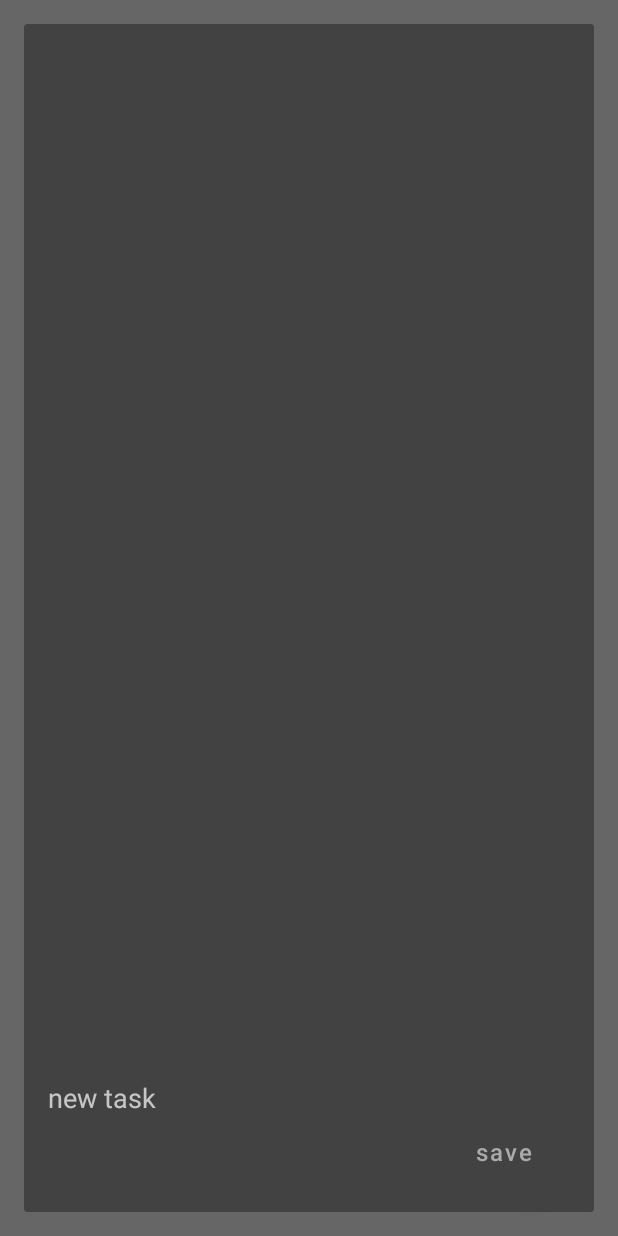
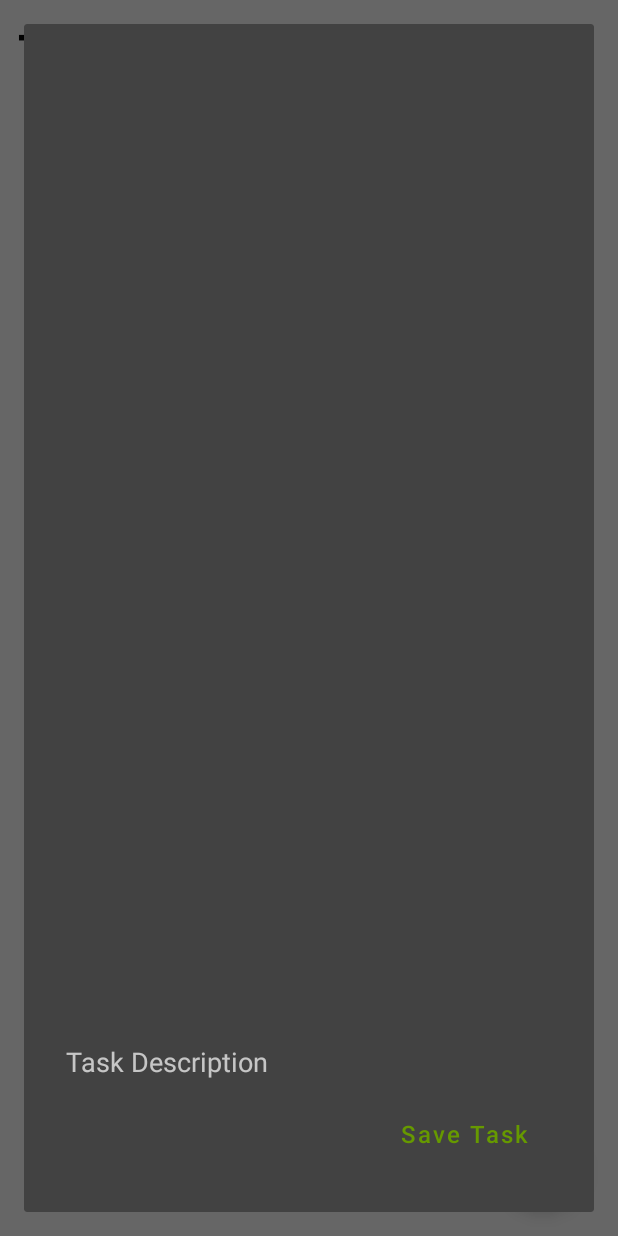
Before and after one commit to sambaker149/CO566App, an Android app: the fragment AddNewTask placed in its activity, on a phone screen of 412 x 824 dp. Run offline under Robolectric (Android 15) with nearby library versions, the phone set to English and light mode, and no system bars.

Commit message:
Style changes

```diff
--- a/app/src/main/java/com/example/co566app/AddNewTask.java
+++ b/app/src/main/java/com/example/co566app/AddNewTask.java
@@ -19,30 +19,28 @@ import androidx.core.content.ContextCompat;
 
 import com.google.android.material.bottomsheet.BottomSheetDialogFragment;
 
-import com.example.co566app.Adapter.ToDoAdapter;
 import com.example.co566app.Model.ToDoModel;
 import com.example.co566app.Utils.DatabaseHandler;
-
-import java.util.Objects;
 
 public class AddNewTask extends BottomSheetDialogFragment
 {
     public static final String TAG = "ActionBottomDialog";
     private EditText newTaskText;
-    private Button newTaskSaveButton;
+    private Button saveTaskButton;
 
     private DatabaseHandler db;
 
     public static AddNewTask newInstance()
     {
-        return new AddNewTask();
+        return new AddNewTask(); // Adding a new task
     }
 
     @Override
     public void onCreate(@Nullable Bundle savedInstanceState)
     {
         super.onCreate(savedInstanceState);
-        setStyle(STYLE_NORMAL, androidx.appcompat.R.style.Base_Theme_AppCompat_Dialog);
+        setStyle(STYLE_NORMAL, androidx.appcompat.R.style.Base_Theme_AppCompat_Dialog); // Setting
+                                                                                        // the style
     }
 
     @Nullable
@@ -61,7 +59,7 @@ public class AddNewTask extends BottomSheetDialogFragment
     {
         super.onViewCreated(view, savedInstanceState);
         newTaskText = requireView().findViewById(R.id.newTaskText);
-        newTaskSaveButton = getView().findViewById(R.id.newTaskButton);
+        saveTaskButton = getView().findViewById(R.id.saveTaskButton);
 
         boolean isUpdate = false;
 
@@ -73,7 +71,7 @@ public class AddNewTask extends BottomSheetDialogFragment
             newTaskText.setText(task);
             assert task != null;
             if(task.length()>0)
-                newTaskSaveButton.setTextColor(ContextCompat.getColor(requireContext(),
+                saveTaskButton.setTextColor(ContextCompat.getColor(requireContext(),
                         com.google.android.material.R.color.design_default_color_primary_dark));
         }
 
@@ -92,13 +90,13 @@ public class AddNewTask extends BottomSheetDialogFragment
             {
                 if(s.toString().equals(""))
                 {
-                    newTaskSaveButton.setEnabled(false);
-                    newTaskSaveButton.setTextColor(Color.GRAY);
+                    saveTaskButton.setEnabled(false);
+                    saveTaskButton.setTextColor(Color.GRAY);
                 }
                 else
                 {
-                    newTaskSaveButton.setEnabled(true);
-                    newTaskSaveButton.setTextColor
+                    saveTaskButton.setEnabled(true);
+                    saveTaskButton.setTextColor
                             (ContextCompat.getColor(requireContext(),
                                     com.google.android.material.R.color.design_default_color_primary_dark));
                 }
@@ -111,7 +109,7 @@ public class AddNewTask extends BottomSheetDialogFragment
         });
 
         final boolean finalIsUpdate = isUpdate;
-        newTaskSaveButton.setOnClickListener(new View.OnClickListener()
+        saveTaskButton.setOnClickListener(new View.OnClickListener()
         {
             @Override
             public void onClick(View v)
--- a/app/src/main/java/com/example/co566app/MainActivity.java
+++ b/app/src/main/java/com/example/co566app/MainActivity.java
@@ -1,17 +1,13 @@
 package com.example.co566app;
 
-import androidx.annotation.NonNull;
-import androidx.annotation.Nullable;
 import androidx.appcompat.app.AppCompatActivity;
 import androidx.recyclerview.widget.ItemTouchHelper;
 import androidx.recyclerview.widget.LinearLayoutManager;
 import androidx.recyclerview.widget.RecyclerView;
 
 import android.content.DialogInterface;
-import android.os.AsyncTask;
 import android.os.Bundle;
 import android.view.View;
-import android.widget.Button;
 
 import com.google.android.material.floatingactionbutton.FloatingActionButton;
 
@@ -19,12 +15,8 @@ import com.example.co566app.Adapter.ToDoAdapter;
 import com.example.co566app.Model.ToDoModel;
 import com.example.co566app.Utils.DatabaseHandler;
 
-import java.util.ArrayList;
-import java.util.Collection;
 import java.util.Collections;
-import java.util.Iterator;
 import java.util.List;
-import java.util.ListIterator;
 import java.util.Objects;
 
 public class MainActivity extends AppCompatActivity implements DialogCloseListener
@@ -33,7 +25,7 @@ public class MainActivity extends AppCompatActivity implements DialogCloseListen
 
     private RecyclerView tasksRecyclerView;
     private ToDoAdapter tasksAdapter;
-    private FloatingActionButton fab;
+    private FloatingActionButton addTask;
 
     private List<ToDoModel> taskList;
 
@@ -56,14 +48,14 @@ public class MainActivity extends AppCompatActivity implements DialogCloseListen
                 ItemTouchHelper(new RecyclerItemTouchHelper(tasksAdapter));
         itemTouchHelper.attachToRecyclerView(tasksRecyclerView);
 
-        fab = findViewById(R.id.fab);
+        addTask = findViewById(R.id.addTaskButton);
 
         taskList = db.getAllTasks();
         Collections.reverse(taskList);
 
         tasksAdapter.setTasks(taskList);
 
-        fab.setOnClickListener(new View.OnClickListener()
+        addTask.setOnClickListener(new View.OnClickListener()
         {
             @Override
             public void onClick(View v)
--- a/app/src/main/res/drawable/baseline_delete_forever_24.xml
+++ b/app/src/main/res/drawable/baseline_delete_forever_24.xml
@@ -1,5 +1,5 @@
 <vector android:height="24dp" android:tint="#FFFFFF"
     android:viewportHeight="24" android:viewportWidth="24"
     android:width="24dp" xmlns:android="http://schemas.android.com/apk/res/android">
-    <path android:fillColor="@android:color/white" android:pathData="M6,19c0,1.1 0.9,2 2,2h8c1.1,0 2,-0.9 2,-2L18,7L6,7v12zM8.46,11.88l1.41,-1.41L12,12.59l2.12,-2.12 1.41,1.41L13.41,14l2.12,2.12 -1.41,1.41L12,15.41l-2.12,2.12 -1.41,-1.41L10.59,14l-2.13,-2.12zM15.5,4l-1,-1h-5l-1,1L5,4v2h14L19,4z"/>
+    <path android:fillColor="@android:color/black" android:pathData="M6,19c0,1.1 0.9,2 2,2h8c1.1,0 2,-0.9 2,-2L18,7L6,7v12zM8.46,11.88l1.41,-1.41L12,12.59l2.12,-2.12 1.41,1.41L13.41,14l2.12,2.12 -1.41,1.41L12,15.41l-2.12,2.12 -1.41,-1.41L10.59,14l-2.13,-2.12zM15.5,4l-1,-1h-5l-1,1L5,4v2h14L19,4z"/>
 </vector>
--- a/app/src/main/res/layout/activity_main.xml
+++ b/app/src/main/res/layout/activity_main.xml
@@ -4,34 +4,39 @@
     android:layout_width="match_parent"
     android:layout_height="match_parent">
 
+    <!-- TextView to display the Task on screen -->
     <TextView
         android:id="@+id/tasksText"
         android:layout_width="wrap_content"
         android:layout_height="wrap_content"
         android:textStyle="bold"
         android:textColor="@android:color/black"
-        android:layout_marginStart="16dp"
-        android:layout_marginBottom="16dp"
-        android:layout_marginTop="16dp"
+        android:layout_marginStart="12dp"
+        android:layout_marginBottom="12dp"
+        android:layout_marginTop="12dp"
         android:textSize="32sp"
-        android:text="tasks" />
+        android:text="To Do!" />
 
+    <!-- RecyclerView containing the views corresponding to the ToDoList data -->
     <androidx.recyclerview.widget.RecyclerView
         android:id="@+id/tasksRecyclerView"
         android:layout_width="match_parent"
         android:layout_height="wrap_content"
         android:layout_below="@id/tasksText"
+        android:layout_marginStart="12dp"
+        android:layout_marginEnd="12dp"
+        android:layout_marginTop="12dp"
         app:layoutManager="androidx.recyclerview.widget.LinearLayoutManager"
         android:nestedScrollingEnabled="true" />
 
-
+    <!-- FloatingActionButton to add a New Task -->
     <com.google.android.material.floatingactionbutton.FloatingActionButton
-        android:id="@+id/fab"
+        android:id="@+id/addTaskButton"
         android:layout_width="wrap_content"
         android:layout_height="wrap_content"
         android:layout_alignParentBottom="true"
         android:layout_alignParentEnd="true"
-        android:layout_margin="32dp"
+        android:layout_margin="24dp"
         android:backgroundTint="@android:color/holo_green_dark"
         android:src="@drawable/baseline_add" />
 </RelativeLayout>
--- a/app/src/main/res/layout/activity_splash.xml
+++ b/app/src/main/res/layout/activity_splash.xml
@@ -4,9 +4,10 @@
     android:layout_width="match_parent"
     android:background="@android:color/holo_green_dark">
 
+    <!-- ImageView to render the chosen image on the SplashActivity -->
     <ImageView
         android:layout_width="200dp"
         android:layout_height="200dp"
         android:layout_centerInParent="true"
-        android:src="@drawable/ic_launcher_foreground"/>
+        android:src="@drawable/ic_launcher_foreground" />
 </RelativeLayout>
--- a/app/src/main/res/layout/new_task.xml
+++ b/app/src/main/res/layout/new_task.xml
@@ -3,23 +3,31 @@
     android:layout_height="wrap_content"
     android:padding="16dp">
 
+    <!-- EditText field to allow the task description to be entered -->
     <EditText
         android:id="@+id/newTaskText"
         android:layout_width="match_parent"
         android:layout_height="wrap_content"
+        android:layout_marginStart="12dp"
+        android:layout_marginEnd="12dp"
+        android:layout_marginTop="12dp"
         android:background="@null"
         android:textAppearance="@style/TextAppearance.AppCompat.Medium"
-        android:hint="new task" />
+        android:hint="Task Description" />
 
+    <!-- Button to allow the task to be saved to the Database -->
     <Button
-        android:id="@+id/newTaskButton"
+        android:id="@+id/saveTaskButton"
         android:layout_width="wrap_content"
         android:layout_height="wrap_content"
         android:layout_below="@id/newTaskText"
         android:textSize="16sp"
         android:layout_alignParentEnd="true"
+        android:layout_marginTop="12dp"
+        android:layout_marginRight="12dp"
+        android:layout_marginBottom="12dp"
         android:background="@android:color/transparent"
-        android:text="save"
+        android:text="Save Task"
         android:textAllCaps="false"
-        android:textColor="@android:color/darker_gray" />
+        android:textColor="@android:color/holo_green_dark" />
 </RelativeLayout>
```
Also changed, not shown: app/src/main/java/com/example/co566app/RecyclerItemTouchHelper.java (+12 -7 lines), app/src/main/java/com/example/co566app/SplashActivity.java (+5 -4 lines), app/src/main/java/com/example/co566app/Utils/DatabaseHandler.java (+16 -6 lines), app/src/main/res/layout/task_layout.xml (+7 -3 lines).
